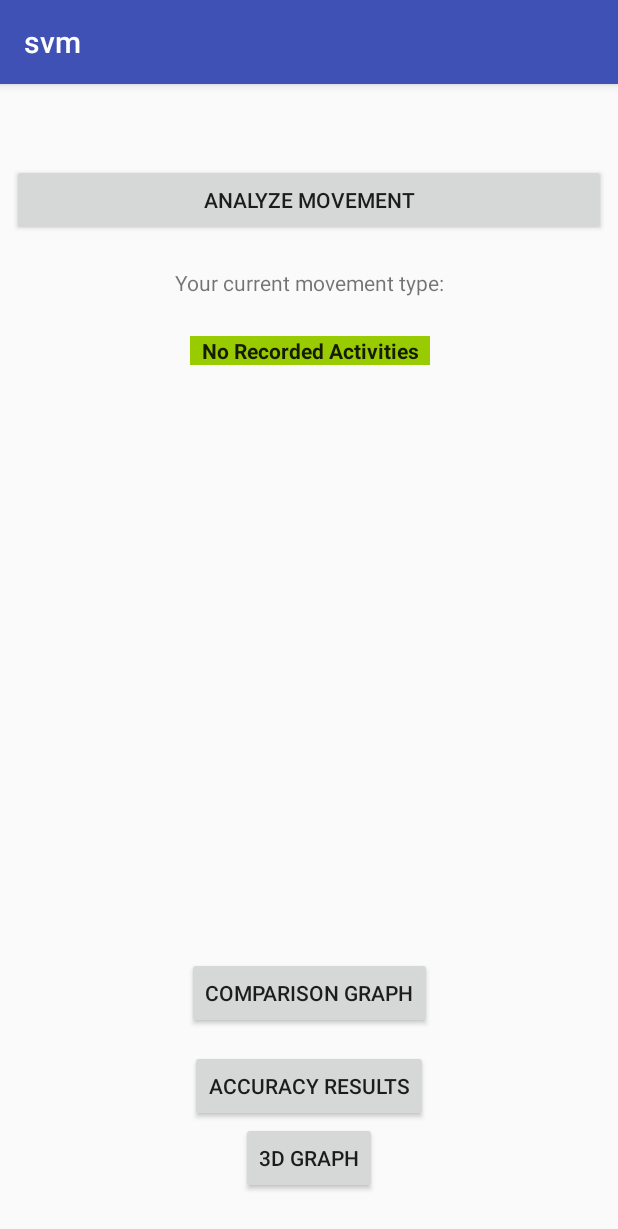
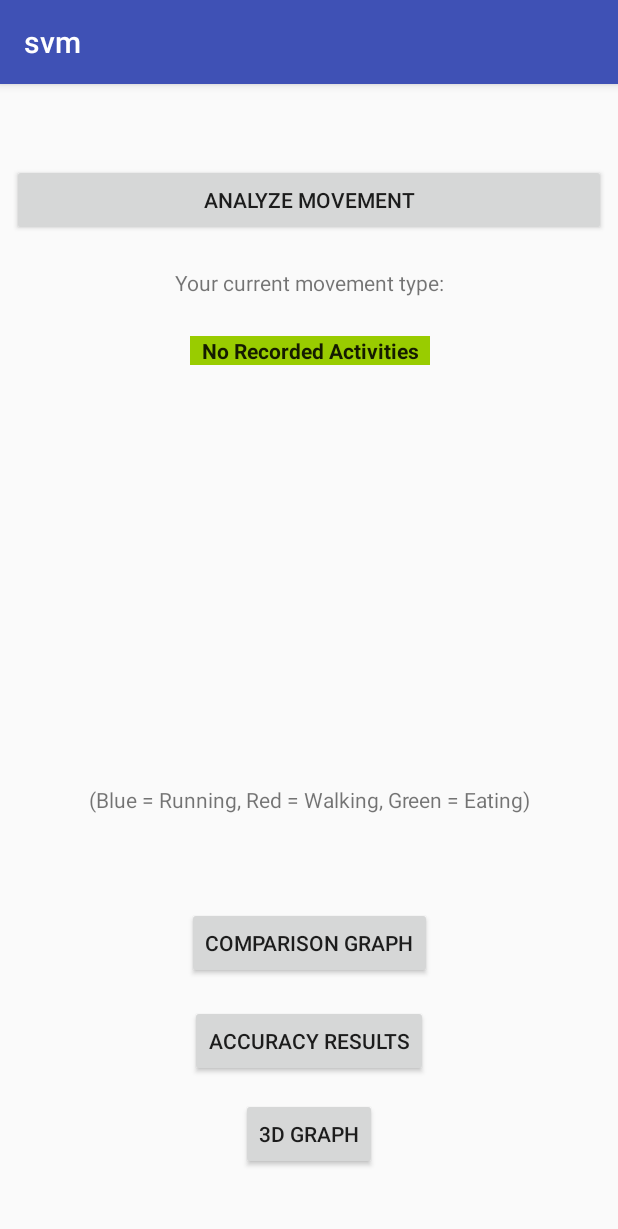
Before and after one commit to Schachte/support_vector_machines_android, an Android app: the screen it shows after launch (MainActivity), on a phone screen of 412 x 824 dp. Shown: the top 1229 px of the screen. Run offline under Robolectric (Android 15) with nearby library versions, the phone set to English and light mode, and no system bars.

Commit message:
Added text on main activity for colors of 3d graph

```diff
--- a/app/src/main/res/layout/activity_main.xml
+++ b/app/src/main/res/layout/activity_main.xml
@@ -67,7 +67,7 @@
         android:layout_marginStart="2dp"
         app:layout_constraintBottom_toBottomOf="parent"
         tools:layout_constraintLeft_creator="1"
-        android:layout_marginBottom="76dp"
+        android:layout_marginBottom="106dp"
         app:layout_constraintLeft_toLeftOf="@+id/goto_comparison_graph"
         android:layout_marginLeft="1dp"/>
 
@@ -81,7 +81,7 @@
         app:layout_constraintBottom_toTopOf="@+id/accuracy_resultsBtn"
         app:layout_constraintRight_toRightOf="parent"
         tools:layout_constraintLeft_creator="1"
-        android:layout_marginBottom="14dp"
+        android:layout_marginBottom="17dp"
         app:layout_constraintLeft_toLeftOf="parent"/>
 
     <TextView
@@ -105,6 +105,21 @@
         tools:layout_constraintBottom_creator="1"
         app:layout_constraintLeft_toLeftOf="parent"
         app:layout_constraintRight_toRightOf="parent"
-        app:layout_constraintTop_toBottomOf="@id/accuracy_resultsBtn"/>
+        app:layout_constraintTop_toBottomOf="@id/accuracy_resultsBtn"
+        android:layout_marginTop="14dp"
+        app:layout_constraintHorizontal_bias="0.501" />
+
+    <TextView
+        android:layout_width="366dp"
+        android:layout_height="30dp"
+        android:text="(Blue = Running, Red = Walking, Green = Eating)"
+        android:textAlignment="center"
+        app:layout_constraintLeft_toLeftOf="parent"
+        app:layout_constraintRight_toRightOf="parent"
+        app:layout_constraintTop_toBottomOf="@+id/begin_listener"
+        tools:layout_constraintLeft_creator="1"
+        tools:layout_constraintRight_creator="1"
+        tools:layout_constraintTop_creator="1"
+        android:layout_marginTop="366dp" />
 
 </android.support.constraint.ConstraintLayout>
--- a/app/src/main/res/layout/activity_three_dgraph.xml
+++ b/app/src/main/res/layout/activity_three_dgraph.xml
@@ -8,7 +8,9 @@
 
     <com.nulana.NChart.NChartView
         android:id="@+id/nchart3d"
-        android:layout_height="fill_parent"
-        android:layout_width="fill_parent" />
+        android:layout_height="513dp"
+        tools:layout_editor_absoluteX="2dp"
+        tools:layout_editor_absoluteY="2dp"
+        android:layout_width="383dp" />
 
 </android.support.constraint.ConstraintLayout>
```
